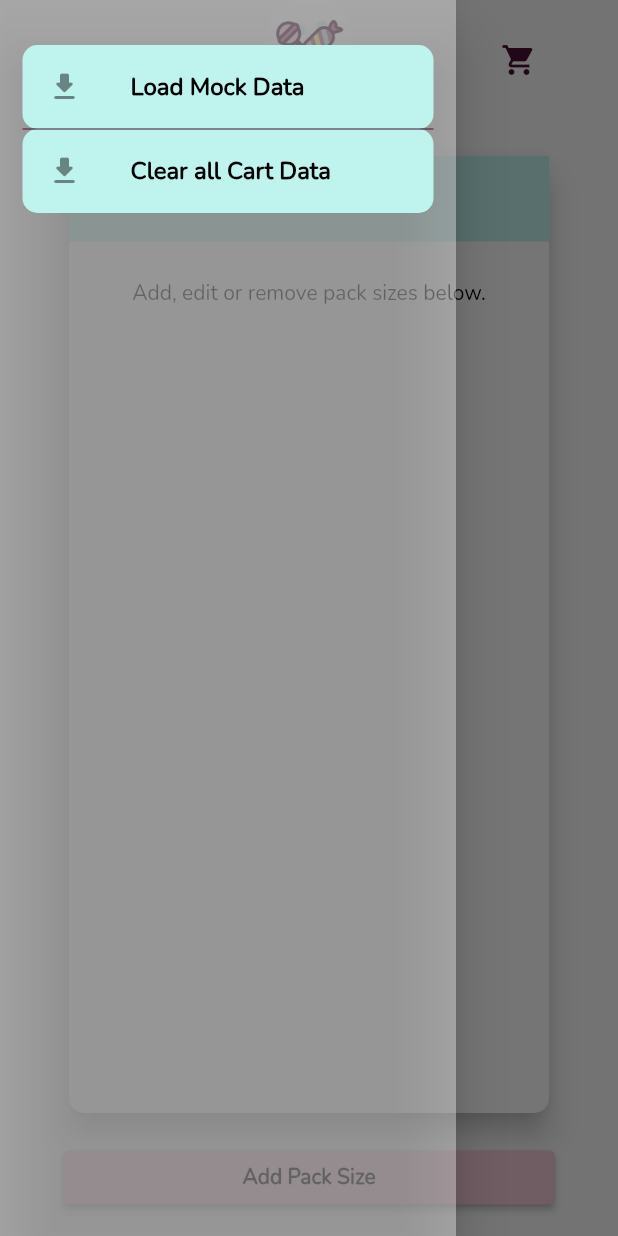
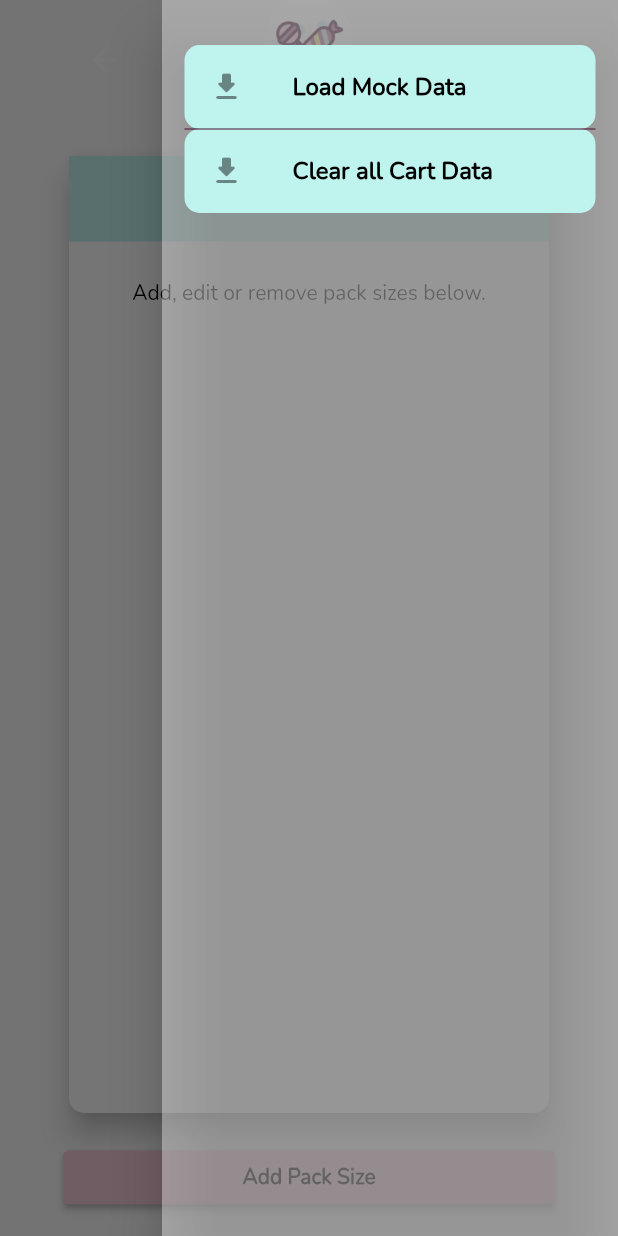
Before and after one commit to l-k22/simons_sweet_shop_challenge, a Flutter app: the AdminView screen opened by its route, with the side drawer open, on a phone screen of 412 x 824 dp. Run offline on Flutter 3.47's test engine with Material 2 defaults, Android fonts, the light colour scheme and no system bars; our stand-ins replace carousel_slider, sqflite; accounts and stored records are empty.

Commit message:
fixed json encode error affecting ios

```diff
--- a/lib/data/database_helper.dart
+++ b/lib/data/database_helper.dart
@@ -82,7 +82,6 @@ class DatabaseHelper {
     final Database dbClient = await initDb();
     List<OrderModel> orderList = [];
     final List<Map<String, dynamic>> maps = await dbClient.query(cd.cartTable);
-    print('fetch all orders from db: $maps');
     maps.asMap().forEach((key, value) {
       OrderModel oM = OrderModel.fromMap(value);
       orderList.add(oM);
@@ -212,7 +211,6 @@ class DatabaseHelper {
       ];
       for (PackModel pack in mockPacks) {
         await addPack(pack); // save packs to database
-        print('saved to db $pack');
       }
 
       SweetModel sweetie = new SweetModel(
--- a/lib/data/order_model.dart
+++ b/lib/data/order_model.dart
@@ -38,8 +38,10 @@ class OrderModel {
     // SQFlite query map colons are replaced with equal symbols so
     // we need to remove and replace them as well as remove quotation
     // marks to use our model.
-    String replaceString =
-        map["packs"].replaceAll('=', ":").replaceAll('\"', "");
+    String replaceString = map["packs"]
+        .replaceAll('=', ":")
+        .replaceAll('\"', "")
+        .replaceAll(';', "");
 
     final deQuotedString =
         replaceString.replaceAllMapped(RegExp(r'\b\w+\b'), (match) {
--- a/lib/views/admin_backend.dart
+++ b/lib/views/admin_backend.dart
@@ -37,7 +37,8 @@ class _AdminViewState extends State<AdminView> {
   Widget build(BuildContext context) {
     return Scaffold(
       appBar: CustomAppBar(),
-      drawer: Theme(
+      // use end drawer since swipe left to right on ios returns user to previous screen.
+      endDrawer: Theme(
           data: Theme.of(context).copyWith(canvasColor: Colors.white38),
           child: Drawer(
             // drawer to mock data button
```
Also changed, not shown: 1 other file.
